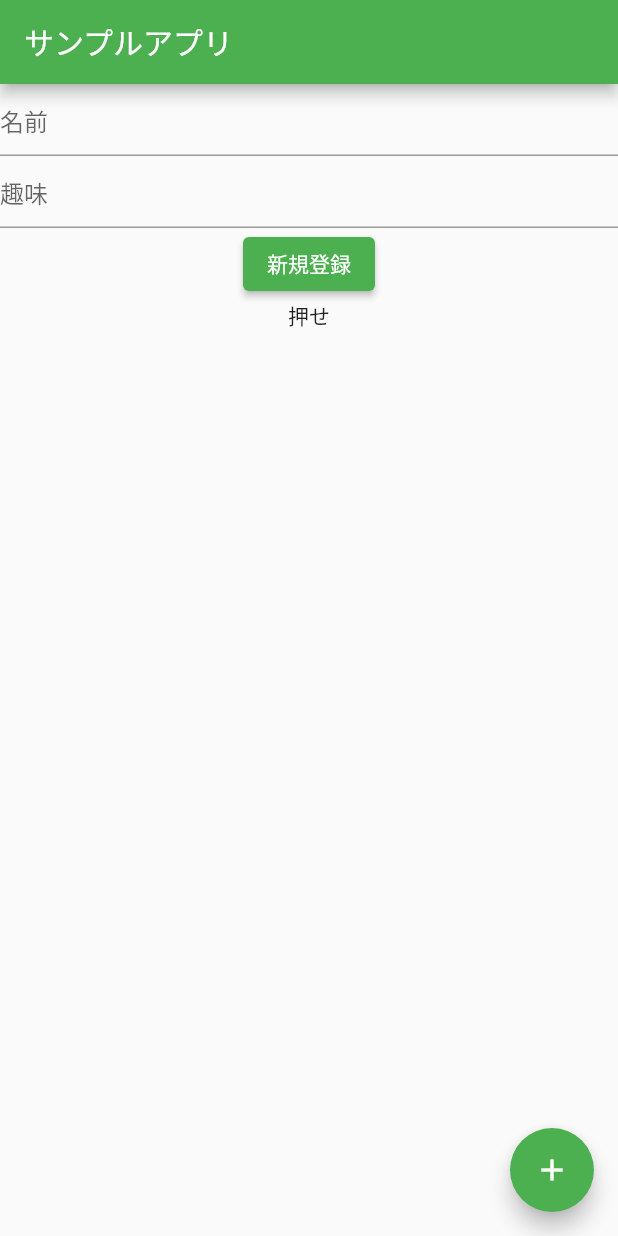
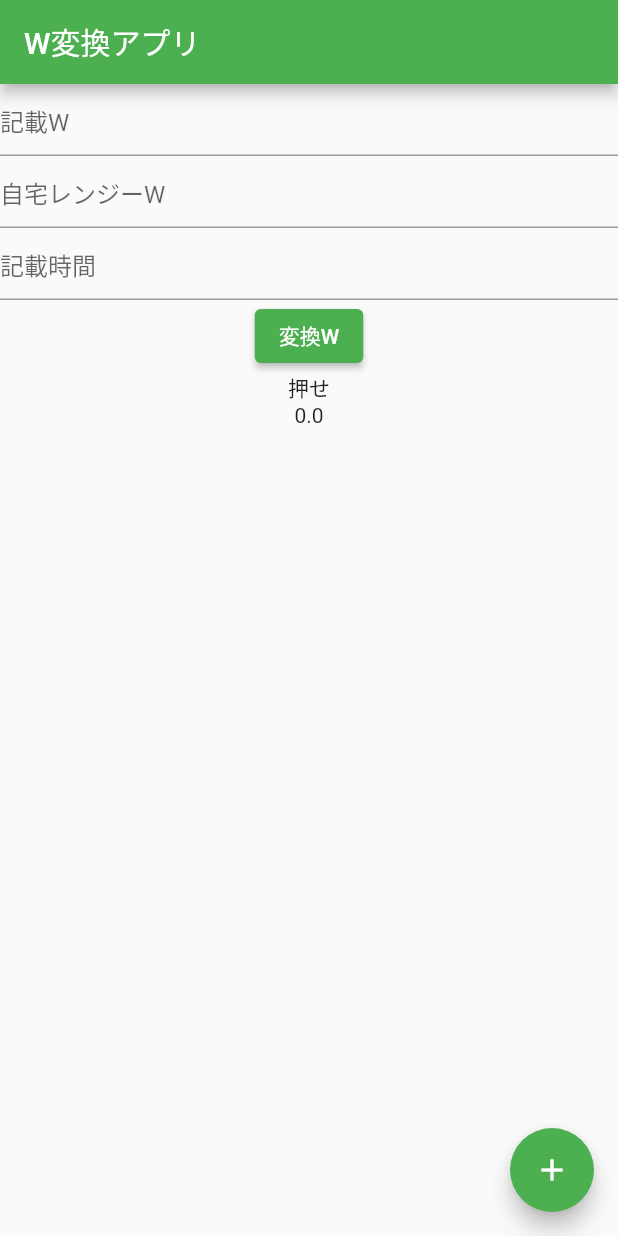
Before and after one commit to morikiti/flutter-range-w, a Flutter app: the MyHomePage screen opened directly, after a tap on "押せ", on a phone screen of 412 x 824 dp. Run offline on Flutter 3.47's test engine with Material 2 defaults, Android fonts, the phone set to English and light mode, and no system bars.

Commit message:
change-w

```diff
--- a/lib/main.dart
+++ b/lib/main.dart
@@ -1,3 +1,4 @@
+import 'package:flutter/cupertino.dart';
 import 'package:flutter/material.dart';
 import './next_page.dart';
 //final myController = TextEditingController();
@@ -19,7 +20,7 @@ class MyApp extends StatelessWidget {
 
         primarySwatch: Colors.green,
       ),
-      home: const MyHomePage(title: 'サンプルアプリ'),
+      home: const MyHomePage(title: 'W変換アプリ'),
     );
   }
 }
@@ -35,7 +36,10 @@ class MyHomePage extends StatefulWidget {
 
 class _MyHomePageState extends State<MyHomePage> {
   int _counter = 0;
-  final myController = TextEditingController();
+  final wController = TextEditingController();
+  final houseController = TextEditingController();
+  final timeController = TextEditingController();
+  int res = 0;
 //  String name;
 
 
@@ -48,6 +52,13 @@ class _MyHomePageState extends State<MyHomePage> {
   void setText (String s) {
     setState(() {
       inputText = s;
+    });
+  }
+
+  double result = 0;
+  void mathResult(String kw,String hw, String time){
+    setState(() {
+      result = double.parse(kw) / double.parse(hw) * double.parse(time);
     });
   }
 
@@ -64,35 +75,41 @@ class _MyHomePageState extends State<MyHomePage> {
           children: [
             TextField(
               decoration: InputDecoration(
-                hintText: '名前',
+                hintText: '記載W',
               ),
-               controller: myController,
+               controller: wController,
                onChanged: (text) {
                  //name = text;
                 // print(name);
                 },
             ),
             TextField(
-              controller: myController,
+              controller: houseController,
               decoration: InputDecoration(
-                hintText: '趣味',
+                hintText: '自宅レンジーW',
+              ),
+            ),
+            TextField(
+              controller: timeController,
+              decoration: InputDecoration(
+                hintText: '記載時間',
               ),
             ),
             ElevatedButton(
-              child: Text('新規登録'),
+              child: Text('変換W'),
               onPressed: () {
-                final hobbyText = myController.text;
+                final hobbyText = timeController.text;
                 print("okeoke");
                 print(hobbyText);
               },
             ),
             GestureDetector(
               onTap: () {
-                setText(myController.text);
+                mathResult(wController.text, houseController.text,timeController.text);
               },
               child: Text("押せ"),
             ),
-            Text(inputText),
+            Text(result.toString()),
           ],
         ),
        /* child: TextField(
```
